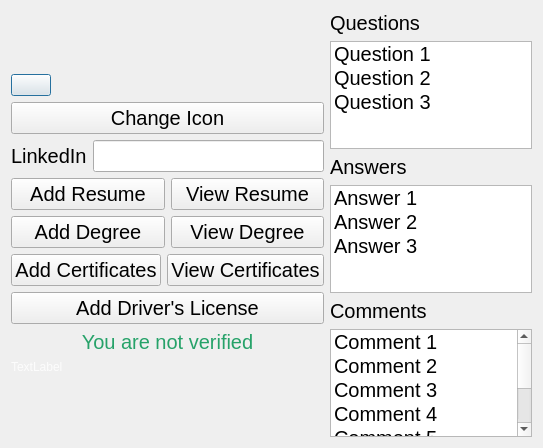
Before: the Qt Designer form Qt_LinuxPrototypeGUI_v0.9/profile.ui in CordusBailey02/CSC-532-Project, drawn with Qt 5.
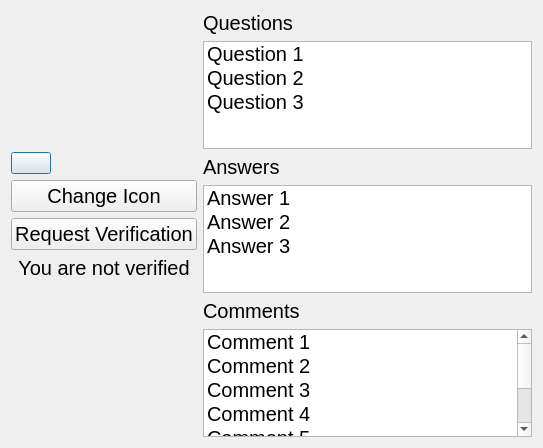
After: the same form once the commit is applied.

Commit message:
Change to Verification Process
Simply a GUI change.
Made a new window for Requesting Verification from the Profile.

What changed in the file:
```diff
--- a/Qt_LinuxPrototypeGUI_v0.9/profile.ui
+++ b/Qt_LinuxPrototypeGUI_v0.9/profile.ui
@@ -46,175 +46,25 @@
           </widget>
          </item>
          <item>
-          <layout class="QVBoxLayout" name="verticalLayout">
-           <item>
-            <layout class="QHBoxLayout" name="horizontalLayout">
-             <item>
-              <widget class="QLabel" name="label_4">
-               <property name="sizePolicy">
-                <sizepolicy hsizetype="Preferred" vsizetype="Maximum">
-                 <horstretch>0</horstretch>
-                 <verstretch>0</verstretch>
-                </sizepolicy>
-               </property>
+          <widget class="QPushButton" name="pushButton_requestVerification">
                <property name="font">
                 <font>
                  <pointsize>15</pointsize>
                 </font>
                </property>
                <property name="text">
-                <string>LinkedIn</string>
+            <string>Request Verification</string>
                </property>
               </widget>
              </item>
              <item>
-              <widget class="QLineEdit" name="lineEdit_LinkedInLine">
+          <widget class="QLabel" name="label_verifiedOrNot">
                <property name="sizePolicy">
-                <sizepolicy hsizetype="Expanding" vsizetype="Maximum">
-                 <horstretch>0</horstretch>
-                 <verstretch>0</verstretch>
-                </sizepolicy>
-               </property>
-               <property name="font">
-                <font>
-                 <pointsize>15</pointsize>
-                </font>
-               </property>
-              </widget>
-             </item>
-            </layout>
-           </item>
-           <item>
-            <layout class="QHBoxLayout" name="horizontalLayout_2">
-             <item>
-              <widget class="QPushButton" name="pushButton_AddResume">
-               <property name="font">
-                <font>
-                 <pointsize>15</pointsize>
-                </font>
-               </property>
-               <property name="text">
-                <string>Add Resume</string>
-               </property>
-              </widget>
-             </item>
-             <item>
-              <widget class="QPushButton" name="pushButton_ViewResume">
-               <property name="font">
-                <font>
-                 <pointsize>15</pointsize>
-                </font>
-               </property>
-               <property name="text">
-                <string>View Resume</string>
-               </property>
-              </widget>
-             </item>
-            </layout>
-           </item>
-           <item>
-            <layout class="QHBoxLayout" name="horizontalLayout_3">
-             <item>
-              <widget class="QPushButton" name="pushButton_AddDegree">
-               <property name="font">
-                <font>
-                 <pointsize>15</pointsize>
-                </font>
-               </property>
-               <property name="text">
-                <string>Add Degree</string>
-               </property>
-              </widget>
-             </item>
-             <item>
-              <widget class="QPushButton" name="pushButton_ViewDegree">
-               <property name="font">
-                <font>
-                 <pointsize>15</pointsize>
-                </font>
-               </property>
-               <property name="text">
-                <string>View Degree</string>
-               </property>
-              </widget>
-             </item>
-            </layout>
-           </item>
-           <item>
-            <layout class="QHBoxLayout" name="horizontalLayout_4">
-             <item>
-              <widget class="QPushButton" name="pushButton_AddCertificates">
-               <property name="font">
-                <font>
-                 <pointsize>15</pointsize>
-                </font>
-               </property>
-               <property name="text">
-                <string>Add Certificates</string>
-               </property>
-              </widget>
-             </item>
-             <item>
-              <widget class="QPushButton" name="pushButton_ViewCertificates">
-               <property name="font">
-                <font>
-                 <pointsize>15</pointsize>
-                </font>
-               </property>
-               <property name="text">
-                <string>View Certificates</string>
-               </property>
-              </widget>
-             </item>
-            </layout>
-           </item>
-           <item>
-            <widget class="QPushButton" name="pushButton_AddDriverLicense">
-             <property name="font">
-              <font>
-               <pointsize>15</pointsize>
-              </font>
-             </property>
-             <property name="text">
-              <string>Add Driver's License</string>
-             </property>
-            </widget>
-           </item>
-           <item>
-            <widget class="QLabel" name="label_5">
-             <property name="sizePolicy">
               <sizepolicy hsizetype="Preferred" vsizetype="Maximum">
                <horstretch>0</horstretch>
                <verstretch>0</verstretch>
               </sizepolicy>
              </property>
-             <property name="palette">
-              <palette>
-               <active>
-                <colorrole role="WindowText">
-                 <brush brushstyle="SolidPattern">
-                  <color alpha="255">
-                   <red>38</red>
-                   <green>162</green>
-                   <blue>105</blue>
-                  </color>
-                 </brush>
-                </colorrole>
-               </active>
-               <inactive>
-                <colorrole role="WindowText">
-                 <brush brushstyle="SolidPattern">
-                  <color alpha="255">
-                   <red>38</red>
-                   <green>162</green>
-                   <blue>105</blue>
-                  </color>
-                 </brush>
-                </colorrole>
-               </inactive>
-               <disabled/>
-              </palette>
-             </property>
              <property name="font">
               <font>
                <pointsize>15</pointsize>
@@ -242,33 +92,72 @@
                 <colorrole role="WindowText">
                  <brush brushstyle="SolidPattern">
                   <color alpha="255">
+                 <red>255</red>
+                 <green>255</green>
+                 <blue>255</blue>
+                </color>
+               </brush>
+              </colorrole>
+              <colorrole role="Text">
+               <brush brushstyle="SolidPattern">
+                <color alpha="255">
                    <red>252</red>
                    <green>252</green>
                    <blue>252</blue>
                   </color>
                  </brush>
                 </colorrole>
+              <colorrole role="ButtonText">
+               <brush brushstyle="SolidPattern">
+                <color alpha="255">
+                 <red>255</red>
+                 <green>255</green>
+                 <blue>255</blue>
+                </color>
+               </brush>
+              </colorrole>
                </active>
                <inactive>
                 <colorrole role="WindowText">
                  <brush brushstyle="SolidPattern">
                   <color alpha="255">
+                 <red>255</red>
+                 <green>255</green>
+                 <blue>255</blue>
+                </color>
+               </brush>
+              </colorrole>
+              <colorrole role="Text">
+               <brush brushstyle="SolidPattern">
+                <color alpha="255">
                    <red>252</red>
                    <green>252</green>
                    <blue>252</blue>
                   </color>
                  </brush>
                 </colorrole>
+              <colorrole role="ButtonText">
+               <brush brushstyle="SolidPattern">
+                <color alpha="255">
+                 <red>255</red>
+                 <green>255</green>
+                 <blue>255</blue>
+                </color>
+               </brush>
+              </colorrole>
                </inactive>
                <disabled/>
               </palette>
              </property>
+           <property name="font">
+            <font>
+             <pointsize>6</pointsize>
+            </font>
+           </property>
              <property name="text">
-              <string>TextLabel</string>
-             </property>
-            </widget>
-           </item>
-          </layout>
+            <string/>
+           </property>
+          </widget>
          </item>
         </layout>
        </item>
```
Lines whose indentation alone changed are shown as unchanged. The commit also changes 16 other files.
